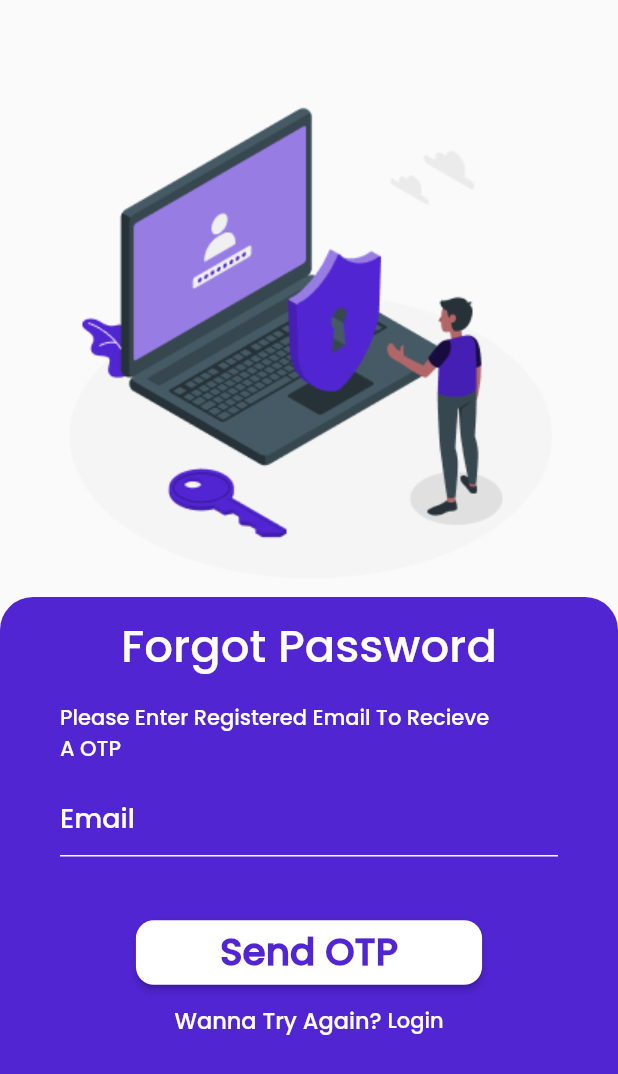
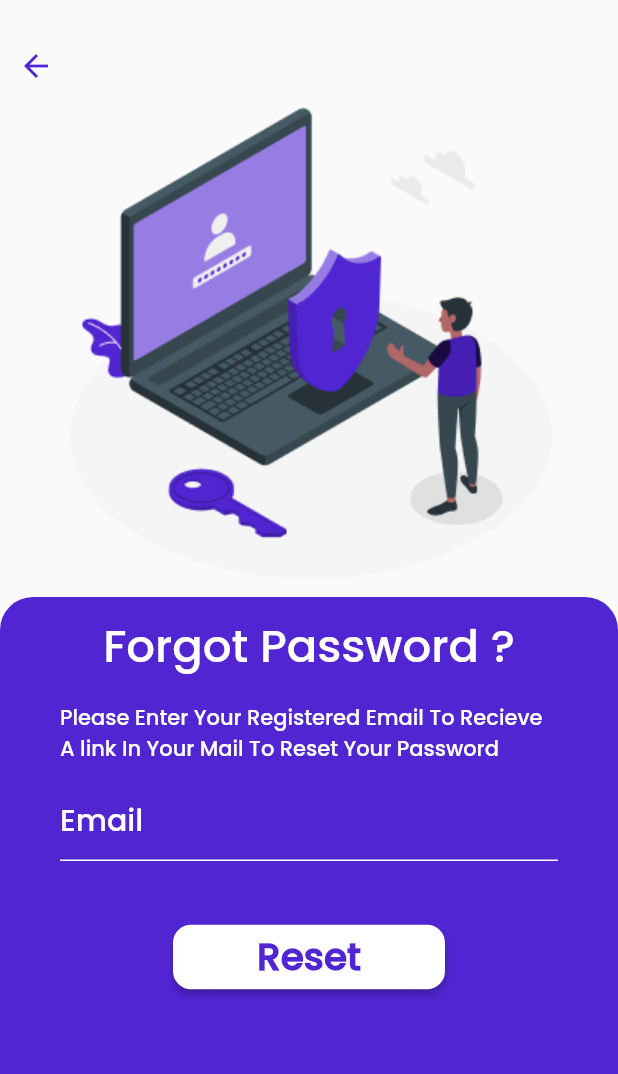
Before and after one commit to MrAhmed0702/your_cart, a Flutter app: the ForgotPasswordPage screen opened by its route, on a phone screen of 412 x 824 dp. Shown: the top 1074 px of the screen. Run offline on Flutter 3.47's test engine with Material 2 defaults, Android fonts, the phone set to English and light mode, and no system bars; our stand-ins replace cloud_firestore, firebase_auth, firebase_core, google_sign_in; accounts and stored records are empty.

Commit message:
Keeping Updating

```diff
--- a/lib/Screen/ForgetPassword.dart
+++ b/lib/Screen/ForgetPassword.dart
@@ -2,6 +2,7 @@
 
 import 'package:firebase_auth/firebase_auth.dart';
 import 'package:flutter/material.dart';
+import 'package:your_cart/Components/my_textfield.dart';
 import 'package:your_cart/Screen/Login.dart';
 
 class ForgotPasswordPage extends StatefulWidget {
@@ -32,7 +33,9 @@ class _ForgotPasswordPageState extends State<ForgotPasswordPage> {
   Widget build(BuildContext context) {
     return Scaffold(
       resizeToAvoidBottomInset: false,
-      body: Column(
+      body: Stack(
+        children: [
+          Column(
             children: [
               SizedBox(
                 height: 50,
@@ -60,7 +63,7 @@ class _ForgotPasswordPageState extends State<ForgotPasswordPage> {
                           mainAxisAlignment: MainAxisAlignment.center,
                           children: [
                             Text(
-                          "Forgot Password",
+                              "Forgot Password ?",
                               style: TextStyle(
                                 fontFamily: "Poppins2",
                                 fontSize: 30,
@@ -73,7 +76,7 @@ class _ForgotPasswordPageState extends State<ForgotPasswordPage> {
                           height: 15,
                         ),
                         Text(
-                      'Please Enter Registered Email To Recieve\nA OTP',
+                          'Please Enter Your Registered Email To Recieve\nA link In Your Mail To Reset Your Password',
                           style: TextStyle(
                               color: Colors.white,
                               fontSize: 14,
@@ -84,8 +87,10 @@ class _ForgotPasswordPageState extends State<ForgotPasswordPage> {
                         ),
                         Form(
                           key: globalKey,
-                      child: TextFormField(
+                          child: MyTextField(
                             controller: emailController,
+                            hintText: 'Email',
+                            obscureText: false,
                             validator: (value) {
                               if (value == null || value.isEmpty) {
                                 return "This field is requred";
@@ -95,18 +100,6 @@ class _ForgotPasswordPageState extends State<ForgotPasswordPage> {
                                 return null;
                               }
                             },
-                        decoration: InputDecoration(
-                          hintText: "Email",
-                          hintStyle: TextStyle(
-                              color: Colors.white,
-                              fontSize: 18,
-                              fontFamily: 'Poppins2'),
-                          enabledBorder: UnderlineInputBorder(
-                            borderSide: BorderSide(
-                              color: Colors.white,
-                            ),
-                          ),
-                        ),
                           ),
                         ),
                         SizedBox(
@@ -125,6 +118,7 @@ class _ForgotPasswordPageState extends State<ForgotPasswordPage> {
                                 backgroundColor: Colors.white,
                               ),
                               onPressed: () {
+                                globalKey.currentState!.validate();
                                 sendResetLink(emailController.text);
                               },
                               child: Padding(
@@ -133,43 +127,13 @@ class _ForgotPasswordPageState extends State<ForgotPasswordPage> {
                                   vertical: 3,
                                 ),
                                 child: Text(
-                              'Send OTP',
+                                  'Reset',
                                   style: TextStyle(
                                     fontFamily: 'Poppins2',
                                     fontSize: 25,
                                     fontWeight: FontWeight.bold,
                                     color: Color(0xFF5125D2),
                                   ),
-                            ),
-                          ),
-                        ),
-                      ],
-                    ),
-                    SizedBox(
-                      height: 10,
-                    ),
-                    Row(
-                      mainAxisAlignment: MainAxisAlignment.center,
-                      children: [
-                        Text(
-                          "Wanna Try Again? ",
-                          style: TextStyle(
-                            color: Colors.white,
-                            fontFamily: "Poppins2",
-                            fontSize: 15,
-                          ),
-                        ),
-                        InkWell(
-                          onTap: () {
-                            Navigator.of(context).push(MaterialPageRoute(
-                                builder: (BuildContext context) =>
-                                    LoginPage()));
-                          },
-                          child: Text(
-                            "Login",
-                            style: TextStyle(
-                              fontFamily: 'Poppins2',
-                              color: Colors.white,
                                 ),
                               ),
                             ),
@@ -182,6 +146,19 @@ class _ForgotPasswordPageState extends State<ForgotPasswordPage> {
               ),
             ],
           ),
+          Positioned(
+            top: 20,
+            left: 0,
+            child: IconButton(
+              icon: Icon(Icons.arrow_back, color: Color(0xFF5125D2)),
+              onPressed: () {
+                Navigator.of(context).push(MaterialPageRoute(
+                    builder: (BuildContext context) => LoginPage()));
+              },
+            ),
+          ),
+        ],
+      ),
     );
   }
 }
--- a/pubspec.yaml
+++ b/pubspec.yaml
@@ -31,7 +31,6 @@ dependencies:
   flutter:
     sdk: flutter
 
-
   # The following adds the Cupertino Icons font to your application.
   # Use with the CupertinoIcons class for iOS style icons.
   cupertino_icons: ^1.0.2
@@ -43,6 +42,7 @@ dependencies:
   fluttertoast: ^8.2.2
   animated_splash_screen: ^1.3.0
   spring: ^2.0.2
+
 
 dev_dependencies:
   flutter_test:
```
Also changed, not shown: lib/Screen/Login.dart (+22 -3 lines), lib/Screen/Registration.dart (+18 -8 lines). Lines whose indentation alone changed are shown as unchanged.
